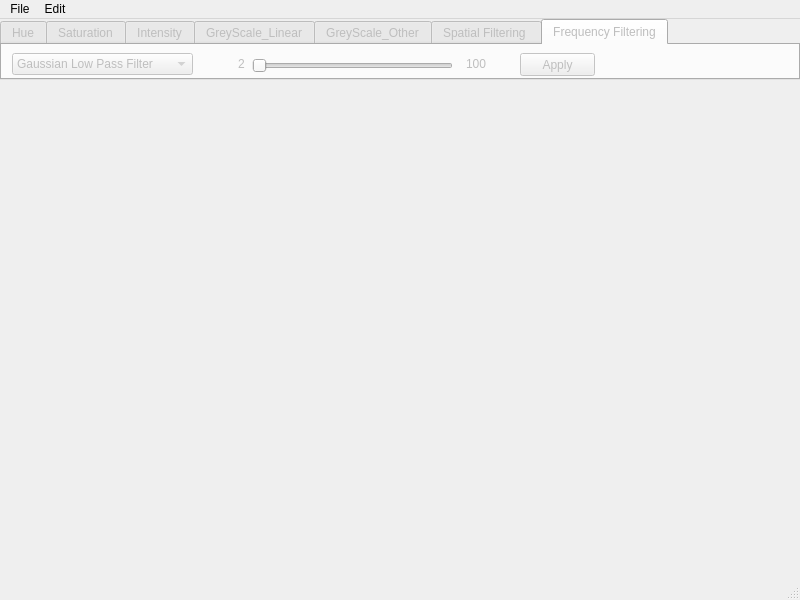
Qt form ImageProcess/imageprocess.ui (spwlyzx/ImageProcess) before a commit.
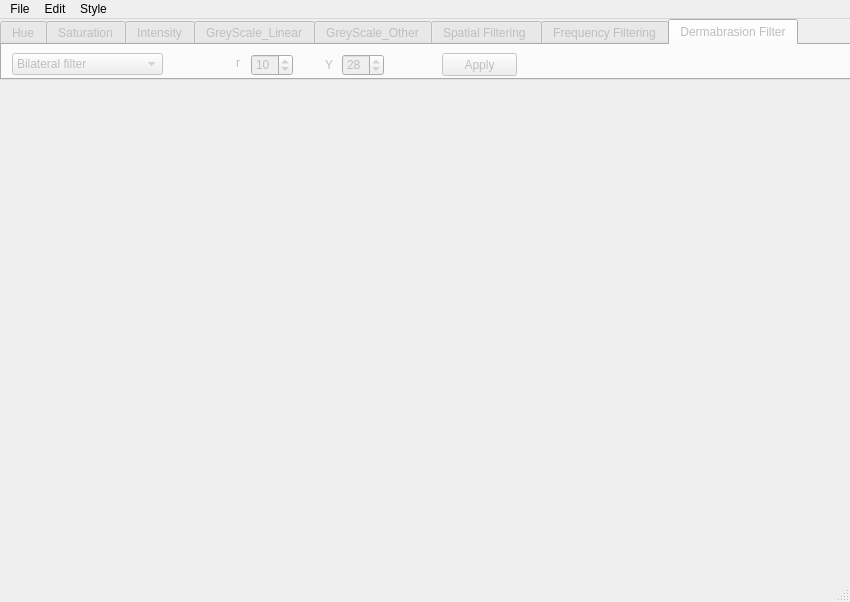
The same form after that commit.

```diff
--- a/ImageProcess/imageprocess.ui
+++ b/ImageProcess/imageprocess.ui
@@ -6,8 +6,8 @@
    <rect>
     <x>0</x>
     <y>0</y>
-    <width>800</width>
-    <height>600</height>
+    <width>850</width>
+    <height>602</height>
    </rect>
   </property>
   <property name="windowTitle">
@@ -35,7 +35,7 @@
      <rect>
       <x>0</x>
       <y>0</y>
-      <width>800</width>
+      <width>851</width>
       <height>61</height>
      </rect>
     </property>
@@ -52,7 +52,7 @@
      <bool>false</bool>
     </property>
     <property name="currentIndex">
-     <number>6</number>
+     <number>7</number>
     </property>
     <widget class="QWidget" name="hue">
      <attribute name="title">
@@ -799,6 +799,96 @@
       </property>
      </widget>
     </widget>
+    <widget class="QWidget" name="tab_2">
+     <attribute name="title">
+      <string>Dermabrasion Filter</string>
+     </attribute>
+     <widget class="QComboBox" name="DermabrasionMethod">
+      <property name="geometry">
+       <rect>
+        <x>10</x>
+        <y>8</y>
+        <width>151</width>
+        <height>22</height>
+       </rect>
+      </property>
+      <item>
+       <property name="text">
+        <string>Bilateral filter</string>
+       </property>
+      </item>
+      <item>
+       <property name="text">
+        <string>Surface Filter</string>
+       </property>
+      </item>
+     </widget>
+     <widget class="QLabel" name="label_17">
+      <property name="geometry">
+       <rect>
+        <x>234</x>
+        <y>10</y>
+        <width>16</width>
+        <height>16</height>
+       </rect>
+      </property>
+      <property name="text">
+       <string>r</string>
+      </property>
+     </widget>
+     <widget class="QSpinBox" name="DermabrasionR">
+      <property name="geometry">
+       <rect>
+        <x>249</x>
+        <y>9</y>
+        <width>42</width>
+        <height>22</height>
+       </rect>
+      </property>
+      <property name="value">
+       <number>10</number>
+      </property>
+     </widget>
+     <widget class="QLabel" name="label_18">
+      <property name="geometry">
+       <rect>
+        <x>323</x>
+        <y>12</y>
+        <width>16</width>
+        <height>16</height>
+       </rect>
+      </property>
+      <property name="text">
+       <string>Y</string>
+      </property>
+     </widget>
+     <widget class="QSpinBox" name="DermabrasionY">
+      <property name="geometry">
+       <rect>
+        <x>340</x>
+        <y>9</y>
+        <width>42</width>
+        <height>22</height>
+       </rect>
+      </property>
+      <property name="value">
+       <number>28</number>
+      </property>
+     </widget>
+     <widget class="QPushButton" name="DermabrasionButton">
+      <property name="geometry">
+       <rect>
+        <x>440</x>
+        <y>8</y>
+        <width>75</width>
+        <height>23</height>
+       </rect>
+      </property>
+      <property name="text">
+       <string>Apply</string>
+      </property>
+     </widget>
+    </widget>
    </widget>
   </widget>
   <widget class="QMenuBar" name="menuBar">
@@ -806,7 +896,7 @@
     <rect>
      <x>0</x>
      <y>0</y>
-     <width>800</width>
+     <width>850</width>
      <height>23</height>
     </rect>
    </property>
@@ -848,8 +938,15 @@
     <addaction name="actionHistogram_Equalization"/>
     <addaction name="menuHistogram_Specification"/>
    </widget>
+   <widget class="QMenu" name="menuStyle">
+    <property name="title">
+     <string>Style</string>
+    </property>
+    <addaction name="actionRilievo_Style"/>
+   </widget>
    <addaction name="menuFile"/>
    <addaction name="menuEdit"/>
+   <addaction name="menuStyle"/>
   </widget>
   <widget class="QStatusBar" name="statusBar"/>
   <action name="actionOpen">
```
Left out of the diff: 13 changed lines with no effect on the pictures.
